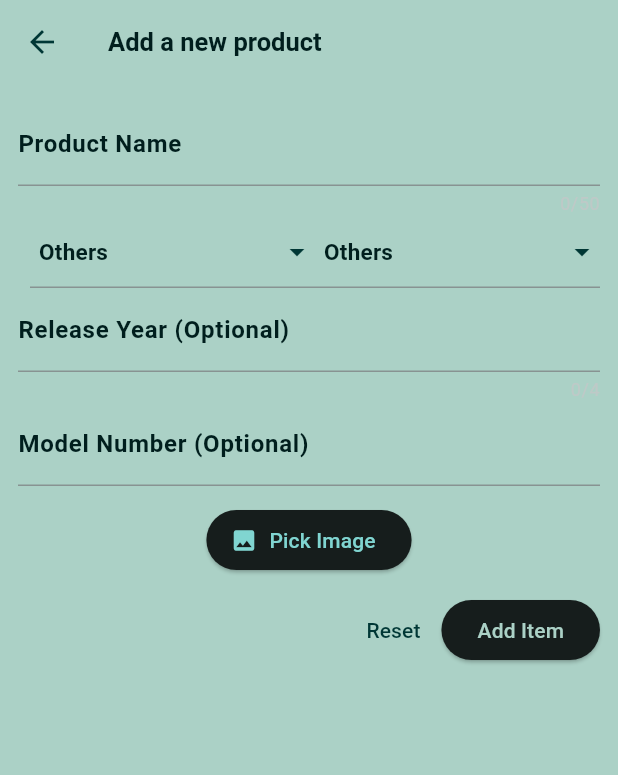
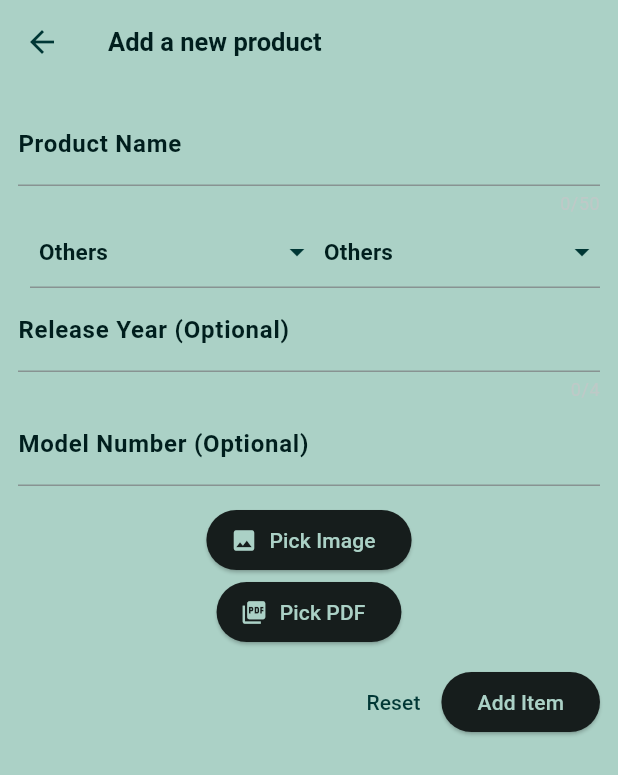
Before and after one commit to ThomasFSynnes/IDATA2023_Group8, a Flutter app: the NewManual screen opened directly, on a phone screen of 412 x 824 dp. Shown: the top 775 px of the screen. Run offline on Flutter 3.47's test engine with Material 3 defaults, Android fonts, the phone set to English and light mode, and no system bars; our stand-ins replace easy_localization, file_picker, firebase_core, firebase_storage, flutter_riverpod, image_picker; accounts and stored records are empty; Roboto replaces fonts that are missing (Cabin).

Commit message:
PDF upload

```diff
--- a/lib/model/product.dart
+++ b/lib/model/product.dart
@@ -8,6 +8,7 @@ class Product {
     required this.manufacture,
     required this.title,
     required this.imageUrl,
+    required this.pdfUrl,
     this.modelNumber,
     this.releaseYear,
   });
@@ -19,4 +20,5 @@ class Product {
   final String imageUrl;
   final String? releaseYear;
   final String? modelNumber;
+  final String pdfUrl;
 }
--- a/lib/screens/new_manual.dart
+++ b/lib/screens/new_manual.dart
@@ -1,12 +1,12 @@
 import 'package:flutter/material.dart';
 import 'package:user_manuals_app/data/manufacturers.dart';
 import 'package:firebase_storage/firebase_storage.dart';
-import 'package:firebase_core/firebase_core.dart';
 import 'package:user_manuals_app/model/category.dart';
 import 'package:user_manuals_app/model/manufacture.dart';
 import 'package:user_manuals_app/model/product.dart';
 import 'package:user_manuals_app/data/categories.dart';
 import 'package:image_picker/image_picker.dart';
+import 'package:file_picker/file_picker.dart';
 import 'dart:io';
 
 class NewManual extends StatefulWidget {
@@ -25,7 +25,8 @@ class _NewManualState extends State<NewManual> {
   var _selectedCategory = categories[Categories.Others]!;
   String? _enteredreleaseYear = '';
   String? _enteredmodelNumber = '';
-  File? _imageFile; // Variable to store the image file
+  File? _imageFile;
+  File? _pdfFile;
 
   // Function to handle image pick from gallery
   Future<void> _pickImage() async {
@@ -39,11 +40,25 @@ class _NewManualState extends State<NewManual> {
     }
   }
 
+  Future<void> _pickPDF() async {
+    FilePickerResult? result = await FilePicker.platform.pickFiles(
+      type: FileType.custom,
+      allowedExtensions: ['pdf'],
+    );
+
+    if (result != null) {
+      setState(() {
+        _pdfFile = File(result.files.single.path!);
+      });
+    }
+  }
+
   void _saveItem() async {
     if (_formKey.currentState!.validate()) {
       _formKey.currentState!.save();
 
       String imagePath = await _uploadImage();
+      String pdfPath = await _uploadFile(_pdfFile);
 
       if (!context.mounted) {
         return;
@@ -56,6 +71,7 @@ class _NewManualState extends State<NewManual> {
           category: _selectedCategory,
           manufacture: _selectedManufactures,
           imageUrl: imagePath,
+          pdfUrl: pdfPath,
           modelNumber: _enteredmodelNumber,
           releaseYear: _enteredreleaseYear,
         ),
@@ -82,6 +98,20 @@ class _NewManualState extends State<NewManual> {
     }
   }
 
+  Future<String> _uploadFile(File? file) async {
+    if (file == null) {
+      return ''; // Return an empty string or handle accordingly if no file is selected
+    }
+
+    final Reference storageReference = FirebaseStorage.instance
+        .ref()
+        .child('files/${DateTime.now().toString()}');
+
+    await storageReference.putFile(file);
+
+    return await storageReference.getDownloadURL();
+  }
+
   @override
   Widget build(BuildContext context) {
     return Scaffold(
@@ -94,7 +124,8 @@ class _NewManualState extends State<NewManual> {
           color: Theme.of(context).colorScheme.onPrimary,
         ),
       ),
-      body: Padding(
+      body: SingleChildScrollView(
+        child: Padding(
           padding: const EdgeInsets.all(12),
           child: Form(
             key: _formKey,
@@ -132,7 +163,8 @@ class _NewManualState extends State<NewManual> {
                     const SizedBox(width: 8),
                     Expanded(
                       child: DropdownButtonFormField(
-                      iconEnabledColor: Theme.of(context).colorScheme.onPrimary,
+                        iconEnabledColor:
+                            Theme.of(context).colorScheme.onPrimary,
                         dropdownColor:
                             Theme.of(context).colorScheme.onPrimaryContainer,
                         value: _selectedCategory,
@@ -157,7 +189,8 @@ class _NewManualState extends State<NewManual> {
                     ),
                     Expanded(
                       child: DropdownButtonFormField(
-                      iconEnabledColor: Theme.of(context).colorScheme.onPrimary,
+                        iconEnabledColor:
+                            Theme.of(context).colorScheme.onPrimary,
                         dropdownColor:
                             Theme.of(context).colorScheme.onPrimaryContainer,
                         value: _selectedManufactures,
@@ -222,11 +255,18 @@ class _NewManualState extends State<NewManual> {
                   },
                 ),
                 const SizedBox(height: 12),
+
                 ElevatedButton.icon(
                   onPressed: _pickImage,
-                icon: Icon(Icons.image),
-                label: Text('Pick Image'),
+                  icon: Icon(
+                    Icons.image,
+                    color: Theme.of(context).colorScheme.onSecondary,
                   ),
+                  label: Text('Pick Image',
+                      style: TextStyle(
+                          color: Theme.of(context).colorScheme.onSecondary)),
+                ),
+
                 // Show selected image
                 _imageFile != null
                     ? Image.file(
@@ -235,6 +275,25 @@ class _NewManualState extends State<NewManual> {
                         width: 50,
                       )
                     : SizedBox(height: 0, width: 0),
+
+                ElevatedButton.icon(
+                  onPressed: _pickPDF,
+                  icon: Icon(
+                    Icons.picture_as_pdf,
+                    color: Theme.of(context).colorScheme.onSecondary,
+                  ),
+                  label: Text('Pick PDF',
+                      style: TextStyle(
+                          color: Theme.of(context).colorScheme.onSecondary)),
+                ),
+                // Show selected PDF file
+                _pdfFile != null
+                    ? Text(
+                        "PDF Uploaded!",
+                        style: Theme.of(context).textTheme.titleMedium,
+                      )
+                    : const SizedBox(height: 0, width: 0),
+
                 const SizedBox(height: 12),
                 Row(
                   mainAxisAlignment: MainAxisAlignment.end,
@@ -261,6 +320,9 @@ class _NewManualState extends State<NewManual> {
             ),
           ),
         ),
+      ),
     );
   }
 }
+
+//TODO: MAYBE ADD A LOADING SCREEN WHEN UPLOADING
--- a/lib/screens/product_screen.dart
+++ b/lib/screens/product_screen.dart
@@ -26,7 +26,7 @@ class ProductScreen extends StatelessWidget {
               width: double.infinity,
               height: 300, // Set your desired height here
               child: ClipRect(
-                child: Image.asset(
+                child: Image.network(
                   item.imageUrl,
                   fit: BoxFit.cover,
                 ),
--- a/pubspec.yaml
+++ b/pubspec.yaml
@@ -18,6 +18,8 @@ dependencies:
   firebase_storage: ^11.5.0
   firebase_auth: ^4.6.0
   image_picker: ^1.0.4
+  file_picker: ^6.1.1
+
 
 
 
```
Also changed, not shown: lib/data/dummy_data.dart (+8 -4 lines), pubspec.lock. Lines whose indentation alone changed are shown as unchanged.
